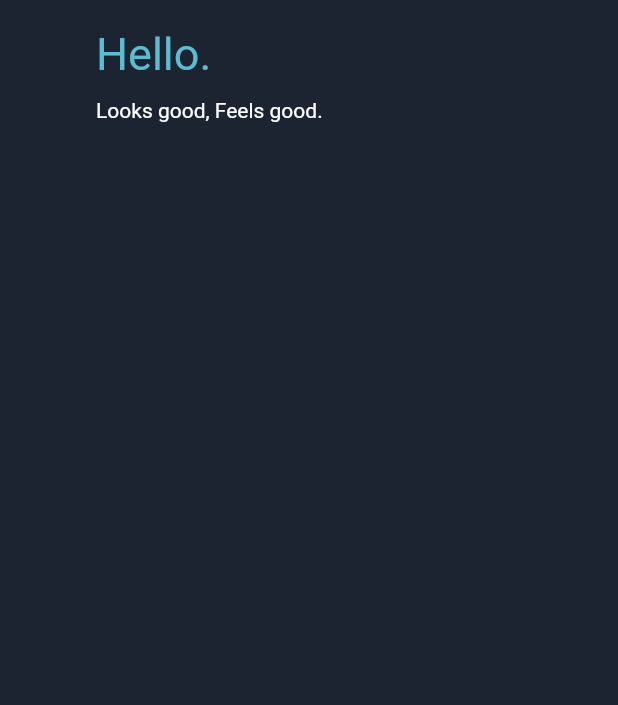
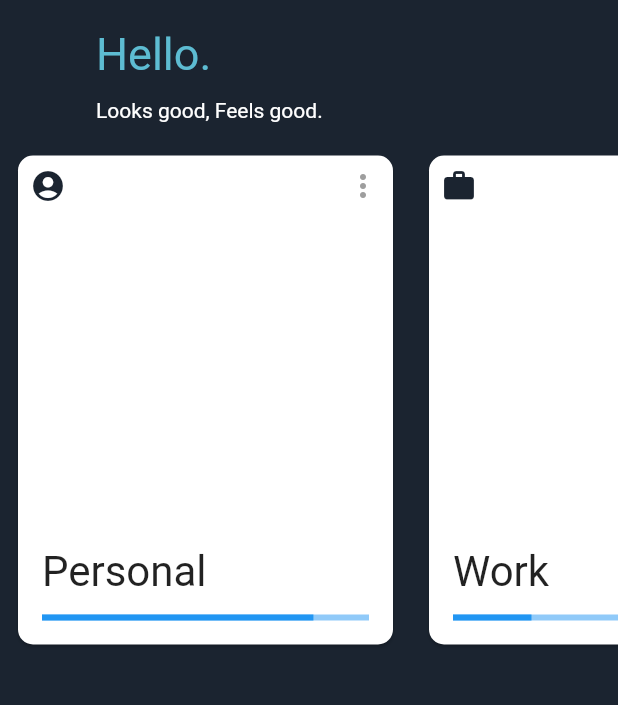
Before and after one commit to REGATTE/PROSPER, a Flutter app: the HomePage screen opened directly, on a phone screen of 412 x 824 dp, the part 71-776 px from its top. Run offline on Flutter 3.47's test engine with Material 2 defaults, Android fonts, the phone set to English and light mode, and no system bars; our stand-ins replace font_awesome_flutter; project files that could hold a hidden picture were left out.

Commit message:
git commit

```diff
--- a/flutter_mobile/prosper/lib/pages/home_page.dart
+++ b/flutter_mobile/prosper/lib/pages/home_page.dart
@@ -88,7 +88,7 @@ class _HomePageState extends State<HomePage> with TickerProviderStateMixin {
             ),
 
             //slider list: ICON CARDS
-            /*Column(
+             Column(
               crossAxisAlignment: CrossAxisAlignment.start,
               children: <Widget>[
                 Container(
@@ -207,7 +207,7 @@ class _HomePageState extends State<HomePage> with TickerProviderStateMixin {
                   ),
                 ),
               ],
-            )*/
+            )
           ],
         ),
       ),
--- a/flutter_mobile/prosper/lib/utils/cards_v1/card_item.dart
+++ b/flutter_mobile/prosper/lib/utils/cards_v1/card_item.dart
@@ -9,5 +9,4 @@ class CardItemModel {
 
   CardItemModel(this.cardTitle, this.icon, this.tasksRemaining, this.taskCompletion);
 
-
 }
```
Also changed, not shown: PSD/Free_Shop_Stories_Set_Template_in_PSD_d1/1.jpg (added), PSD/Free_Shop_Stories_Set_Template_in_PSD_d1/2.jpg (added), PSD/Free_Shop_Stories_Set_Template_in_PSD_d1/3.jpg (added), PSD/Free_Shop_Stories_Set_Template_in_PSD_d1/4.jpg (added), PSD/Free_Shop_Stories_Set_Template_in_PSD_d1/5.jpg (added), PSD/Free_Shop_Stories_Set_Template_in_PSD_d1/readme.txt (added), 6 other files.
